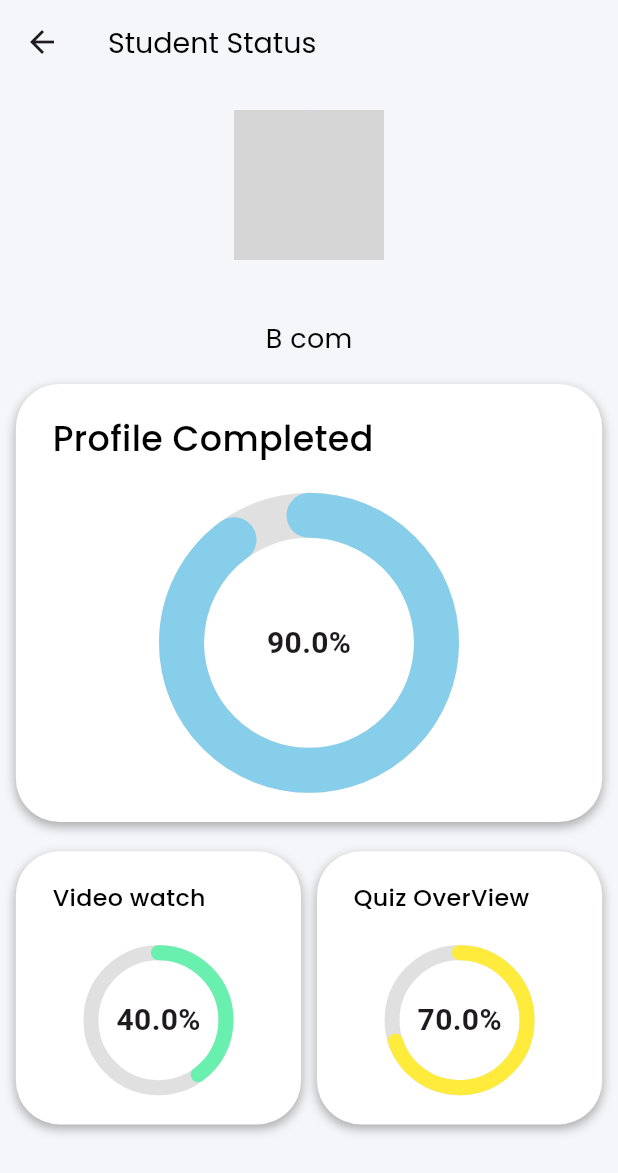
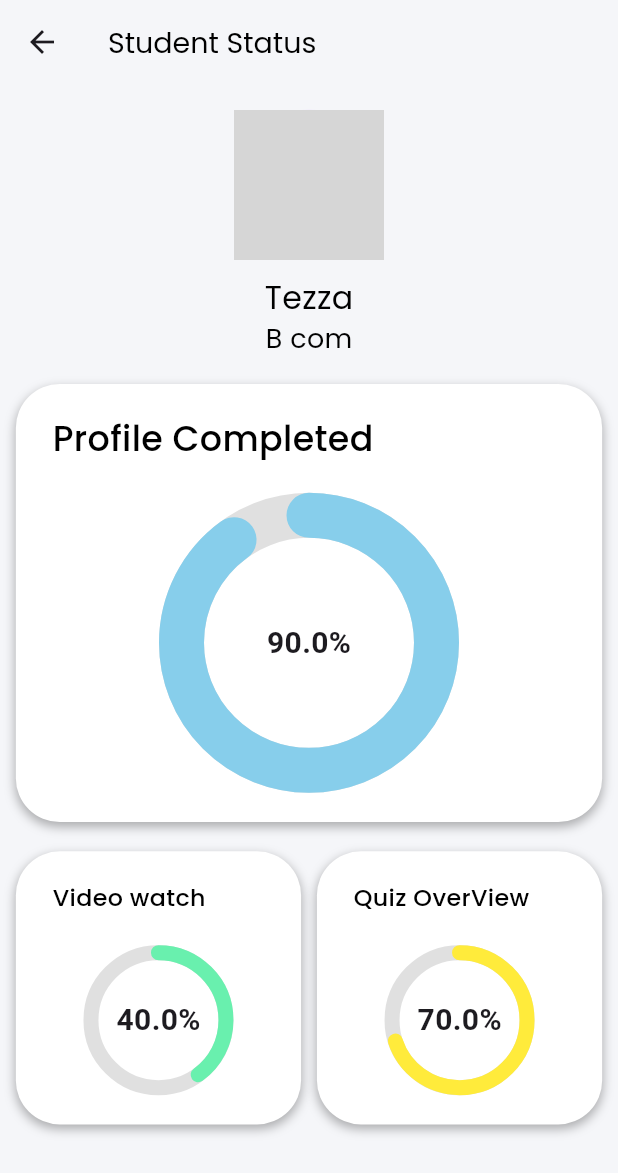
Before and after one commit to Nihala163/edulive, a Flutter app: the StudentProgress screen opened directly with empty values, on a phone screen of 412 x 824 dp. Shown: the top 1173 px of the screen. Run offline on Flutter 3.47's test engine with Material 3 defaults, Android fonts, the phone set to English and light mode, and no system bars; drawn by our look-alikes of percent_indicator; our stand-ins replace carousel_slider, cloud_firestore, dropdown_button2, file_picker, firebase_auth, firebase_core and 11 more; missing offline and left inert: syncfusion_flutter_pdfviewer; accounts and stored records are empty; network calls fail; grey boxes are pictures that could not be loaded.

Commit message:
Second commit

```diff
--- a/lib/Admin/User video list.dart
+++ b/lib/Admin/User video list.dart
@@ -1,7 +1,6 @@
 import 'package:cloud_firestore/cloud_firestore.dart';
 import 'package:edulive/Admin/Add%20video.dart';
 import 'package:edulive/Admin/Video%20player.dart';
-import 'package:flutter/foundation.dart';
 import 'package:flutter/material.dart';
 import 'package:youtube_player_flutter/youtube_player_flutter.dart';
 
--- a/lib/Admin/Video list.dart
+++ b/lib/Admin/Video list.dart
@@ -107,6 +107,8 @@ class _VideoListState extends State<VideoList> {
                           },
                         ));
                       },
+                      child: Padding(
+                        padding: const EdgeInsets.only(top: 10).r,
                         child: ListTile(
                           leading: Image.network(
                             YoutubePlayer.getThumbnail(
@@ -124,6 +126,7 @@ class _VideoListState extends State<VideoList> {
                                   .delete();
                             },
                             icon: Icon(Icons.delete),
+                          ),
                         ),
                       ),
                     );
--- a/lib/Admin/View user login.dart
+++ b/lib/Admin/View user login.dart
@@ -4,7 +4,6 @@ import 'package:flutter/material.dart';
 import 'package:flutter_screenutil/flutter_screenutil.dart';
 import 'package:google_fonts/google_fonts.dart';
 
-import 'View user profile.dart';
 
 class Viewuserlogin extends StatefulWidget {
   const Viewuserlogin({super.key});
--- a/lib/adminProgress/studentProgress.dart
+++ b/lib/adminProgress/studentProgress.dart
@@ -1,6 +1,4 @@
 
-import 'package:cloud_firestore/cloud_firestore.dart';
-import 'package:edulive/Admin/View%20user%20profile.dart';
 import 'package:flutter/material.dart';
 import 'package:flutter_screenutil/flutter_screenutil.dart';
 import 'package:google_fonts/google_fonts.dart';
@@ -11,8 +9,7 @@ const customBalck = Color(0xff000000);
 const white = Color(0xffFFFFFF);
 
 class StudentProgress extends StatefulWidget {
-  const StudentProgress({super.key, required this.id});
-  final id;
+  const StudentProgress({super.key, required id});
 
   @override
   State<StudentProgress> createState() => _StudentProgressState();
@@ -43,25 +40,7 @@ class _StudentProgressState extends State<StudentProgress> {
             height: 200,
             width: double.infinity,
             child:
-                StreamBuilder(
-                    stream: FirebaseFirestore.instance
-                        .collection("UserRegister")
-                        .doc(widget.id)
-                        .snapshots(),
-                  builder: (context, snapshot) {
-
-                    if (snapshot.connectionState == ConnectionState.waiting) {
-                      return Center(
-                        child: CircularProgressIndicator(),
-                      );
-                    }
-
-                    if (snapshot.hasError) {
-                      return Center(
-                        child: Text('Error: ${snapshot.error}'),
-                      );
-                    }
-                    return Column(mainAxisAlignment: MainAxisAlignment.center, children: [
+                Column(mainAxisAlignment: MainAxisAlignment.center, children: [
               const CircleAvatar(
                 radius: 50,
                 backgroundImage: NetworkImage(
@@ -70,8 +49,8 @@ class _StudentProgressState extends State<StudentProgress> {
               SizedBox(
                 height: 10.h,
               ),
-                                   AppText(
-                      text: snapshot.data!['Name'],
+              const AppText(
+                  text: "Tezza",
                   weight: FontWeight.w400,
                   size: 20,
                   textcolor: customBalck),
@@ -80,9 +59,7 @@ class _StudentProgressState extends State<StudentProgress> {
                   weight: FontWeight.w400,
                   size: 17,
                   textcolor: customBalck)
-                                ]);
-                  }
-                ),
+            ]),
           ),
           Padding(
             padding: EdgeInsets.symmetric(horizontal: 10.w),
@@ -110,10 +87,7 @@ class _StudentProgressState extends State<StudentProgress> {
                   const SizedBox(
                     height: 20,
                   ),
-                  InkWell(onTap: () {
-                    Navigator.push(context, MaterialPageRoute(builder: (context) => Viewuserprofile(id: widget.id),));
-                  },
-                    child: CircularPercentIndicator(
+                  CircularPercentIndicator(
                     radius: 100,
                     backgroundColor: Colors.grey.shade300,
                     lineWidth: 30,
@@ -129,7 +103,6 @@ class _StudentProgressState extends State<StudentProgress> {
                           fontWeight: FontWeight.bold, fontSize: 20.0),
                     ),
                     circularStrokeCap: CircularStrokeCap.round,
-                    ),
                   ),
                 ]),
               ),
--- a/lib/feedback_and_rating/scoreClass.dart
+++ b/lib/feedback_and_rating/scoreClass.dart
@@ -3,7 +3,7 @@ import 'package:flutter/cupertino.dart';
 import 'package:flutter/material.dart';
 import 'package:flutter_screenutil/flutter_screenutil.dart';
 import 'package:google_fonts/google_fonts.dart';
-import 'package:percent_indicator/circular_percent_indicator.dart';
+import 'package:percent_indicator/percent_indicator.dart';
 
 class TestUI extends StatelessWidget {
   final String test, score;
--- a/lib/login.dart
+++ b/lib/login.dart
@@ -1,8 +1,8 @@
 import 'package:edulive/Adminlogin/AdminLogin.dart';
+import 'package:edulive/UserLogin/UserSighnup(1).dart';
 import 'package:flutter/material.dart';
 import 'package:flutter_screenutil/flutter_screenutil.dart';
 
-import 'UserLogin/login verification.dart';
 
 class Logins extends StatefulWidget {
   const Logins({super.key});
--- a/pubspec.yaml
+++ b/pubspec.yaml
@@ -52,12 +52,13 @@ dependencies:
   sms_autofill: ^2.3.0
   sms_otp_auto_verify: ^2.1.0
   firebase_app_check: ^0.2.1+8
-  share_plus: ^7.2.1
+  share_plus: ^7.2.2
+  youtube_player_flutter: ^8.1.2
   open_file: ^3.3.2
   google_sign_in: ^6.2.1
   flutter_pdfview: ^1.3.2
   percent_indicator: ^4.2.3
-  youtube_player_flutter: ^8.1.2
+  syncfusion_flutter_pdfviewer: ^24.2.3
   syncfusion_flutter_pdfviewer: ^24.2.3
 
 
```
Also changed, not shown: lib/Adminlogin/AdminLogin.dart (+5 -6 lines), lib/Notification/Notification Admin.dart (added, +60 -0 lines), lib/Notification/Notification User.dart (added, +69 -0 lines), lib/UserLogin/bottom navigaton Dashbord.dart (+8 -1 lines), lib/UserLogin/home page.dart (+18 -6 lines), lib/adminDash.dart (+6 -3 lines), lib/main.dart (+10 -9 lines), assets/star-rating.png (added), 3 other files. Lines whose indentation alone changed are shown as unchanged.
